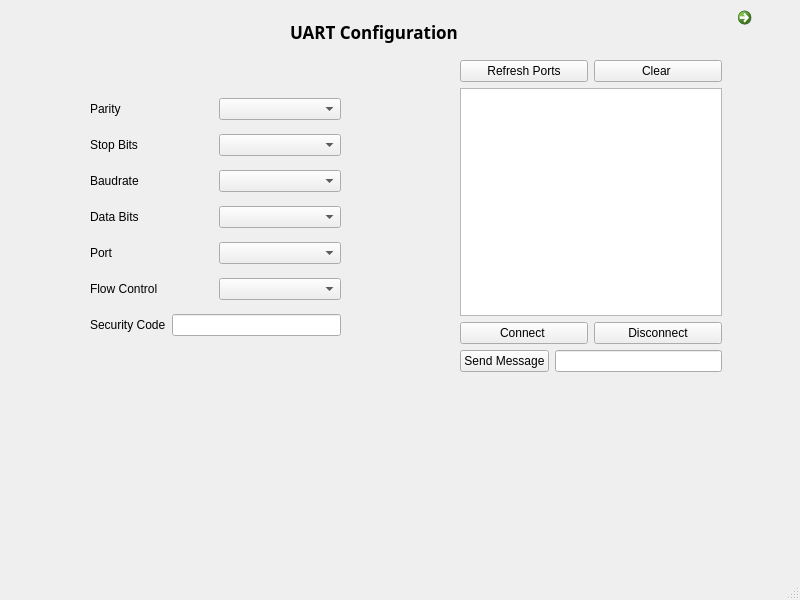
The window that uart.ui (Nourreddine1920/Serial_Port_COM) describes before a commit, drawn with Qt 5.
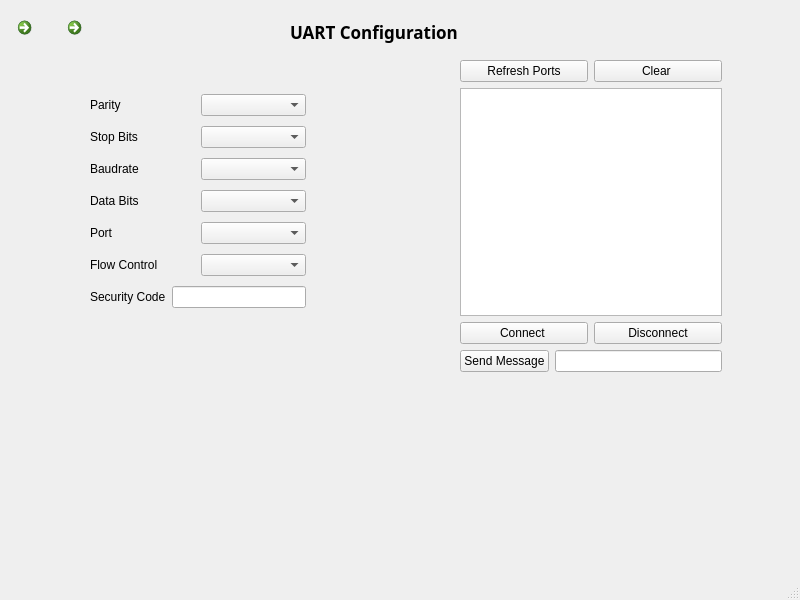
The same window after the commit.

Commit message: adding uart ips available

The edit to the form file:
```diff
--- a/uart.ui
+++ b/uart.ui
@@ -39,8 +39,8 @@
      <rect>
       <x>90</x>
       <y>90</y>
-      <width>251</width>
-      <height>258</height>
+      <width>216</width>
+      <height>224</height>
      </rect>
     </property>
     <layout class="QVBoxLayout" name="verticalLayout">
@@ -144,17 +144,6 @@
      </item>
     </layout>
    </widget>
-   <widget class="QWidget" name="Widget" native="true">
-    <property name="geometry">
-     <rect>
-      <x>11</x>
-      <y>51</y>
-      <width>761</width>
-      <height>441</height>
-     </rect>
-    </property>
-    <layout class="QHBoxLayout" name="horizontalLayout_7"/>
-   </widget>
    <widget class="QWidget" name="layoutWidget">
     <property name="geometry">
      <rect>
@@ -231,8 +220,32 @@
    <widget class="QCommandLinkButton" name="commandLinkButton">
     <property name="geometry">
      <rect>
-      <x>730</x>
+      <x>10</x>
+      <y>10</y>
+      <width>50</width>
+      <height>47</height>
+     </rect>
+    </property>
+    <property name="text">
+     <string/>
+    </property>
+   </widget>
+   <widget class="QWidget" name="layoutWidget">
+    <property name="geometry">
+     <rect>
+      <x>0</x>
       <y>0</y>
+      <width>2</width>
+      <height>2</height>
+     </rect>
+    </property>
+    <layout class="QVBoxLayout" name="verticalLayout"/>
+   </widget>
+   <widget class="QCommandLinkButton" name="commandLinkButton_2">
+    <property name="geometry">
+     <rect>
+      <x>60</x>
+      <y>10</y>
       <width>50</width>
       <height>47</height>
      </rect>
```
Left out of the diff: 2 changed lines with no effect on the pictures. The commit also changes 8 other files.
